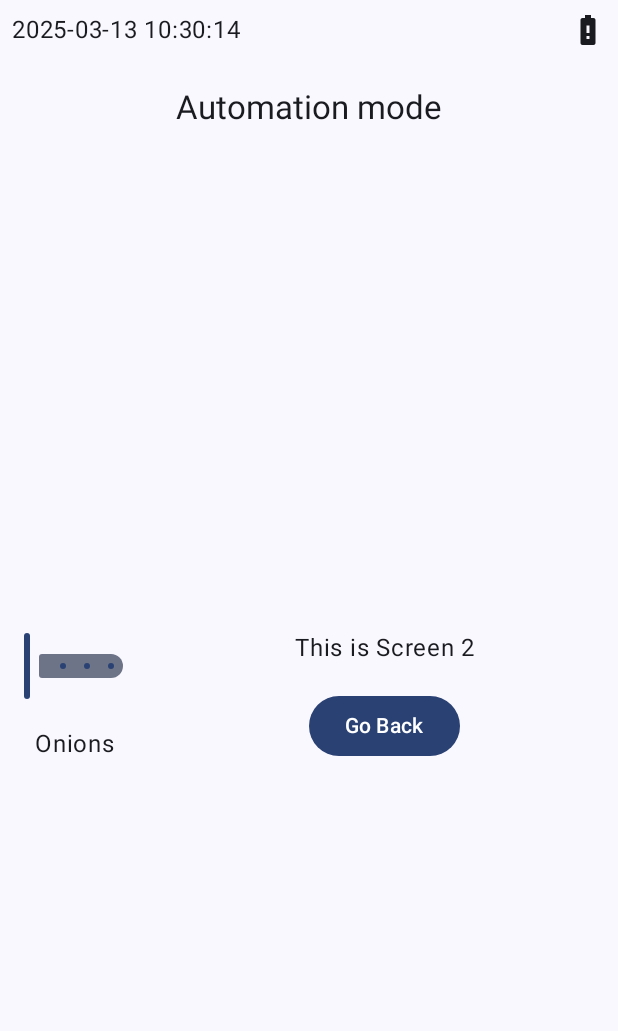
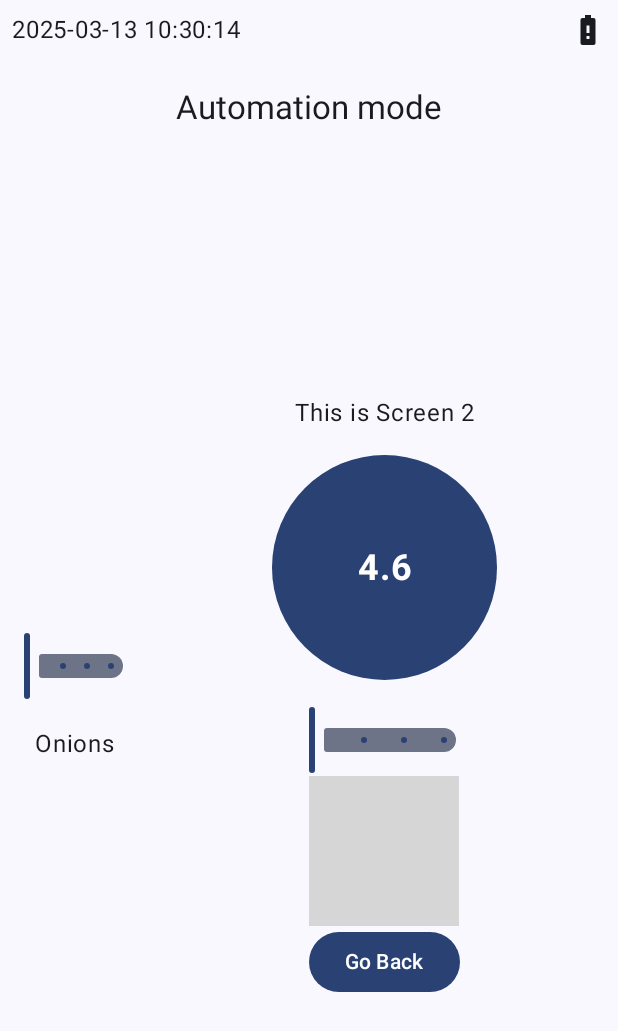
Before and after one commit to AmalAliEg/Smart_WeightApp_GUI, an Android app built with Jetpack Compose: the Automation_mode screen opened through its navigation route, on a phone screen of 412 x 824 dp. Shown: the top 1031 px of the screen. Run offline under Robolectric (Android 15) with nearby library versions, the phone set to English and light mode, and no system bars; grey boxes are pictures that could not be loaded.

Commit message:
add pic slider f

```diff
--- a/app/src/main/java/com/example/al_awal/ui/screens/Automation_mode.kt
+++ b/app/src/main/java/com/example/al_awal/ui/screens/Automation_mode.kt
@@ -1,5 +1,7 @@
 package com.example.al_awal.ui.screens
+import androidx.compose.foundation.background
 import androidx.compose.foundation.layout.Arrangement
+import androidx.compose.foundation.layout.Box
 import androidx.compose.foundation.layout.Column
 import androidx.compose.foundation.layout.Row
 import androidx.compose.foundation.layout.Spacer
@@ -7,10 +9,13 @@ import androidx.compose.foundation.layout.fillMaxHeight
 import androidx.compose.foundation.layout.fillMaxSize
 import androidx.compose.foundation.layout.height
 import androidx.compose.foundation.layout.padding
+import androidx.compose.foundation.layout.size
 import androidx.compose.foundation.layout.width
+import androidx.compose.foundation.shape.CircleShape
 import androidx.compose.material3.Button
 import androidx.compose.material3.CenterAlignedTopAppBar
 import androidx.compose.material3.ExperimentalMaterial3Api
+import androidx.compose.material3.MaterialTheme
 import androidx.compose.material3.Scaffold
 import androidx.compose.material3.Slider
 import androidx.compose.material3.Text
@@ -21,18 +26,103 @@ import androidx.compose.runtime.remember
 import androidx.compose.runtime.setValue
 import androidx.compose.ui.Alignment
 import androidx.compose.ui.Modifier
+import androidx.compose.ui.draw.clip
+import androidx.compose.ui.graphics.Color
+import androidx.compose.ui.text.font.FontWeight
 import androidx.compose.ui.text.style.TextAlign
 import androidx.compose.ui.unit.dp
+import androidx.compose.ui.unit.sp
+import androidx.compose.foundation.Image
+import androidx.compose.ui.res.painterResource
+import com.example.al_awal.R // Import the R class
 import androidx.navigation.NavController
 import com.example.al_awal.ui.utilies.DateTimeBatteryTab
 import kotlin.collections.listOf
 import kotlin.ranges.rangeTo
 
+@Composable
+fun Weight_Label(weight: Float)
+{
+    //1-draw a circullar label to show float number
+    Box (modifier = Modifier
+        .size(150.dp)
+        //edit the shape of the label
+        .clip(CircleShape)
+        //edit the background theme
+        .background(MaterialTheme.colorScheme.primary)
+        .padding(16.dp),
+        contentAlignment = Alignment.Center
+    ) {
+    //edit the style of the font showed in the label
+        Text (
+            text = "%.1f".format(weight), // Format the float to one decimal place
+            color = Color.White,
+            fontSize = 24.sp,
+            fontWeight = FontWeight.Bold,
+            textAlign = TextAlign.Center
+        )
+    }
+}
+
+@Composable
+fun Slider_text(
+    sliderPosition: Float,
+    onSliderPositionChange: (Float) -> Unit,
+    sliderLabels: List<String>
+) {
+    Slider(
+        value = sliderPosition,
+        onValueChange = { newValue ->
+            // Ensure the new value stays within the valid range
+            onSliderPositionChange(newValue.coerceIn(0f, sliderLabels.size - 1f))
+        },
+        valueRange = 0f..(sliderLabels.size - 1).toFloat(),
+        steps = sliderLabels.size - 2,
+        modifier = Modifier.width(100.dp) // Set the width of the slider
+    )
+}
+
+@Composable
+fun Slider_Figures(
+    sliderPosition: Float,
+    onSliderPositionChange: (Float) -> Unit,
+    sliderImages: List<Int> // List of image resource IDs
+) {
+    Slider(
+        value = sliderPosition,
+        onValueChange = { newValue ->
+            // Ensure the new value stays within the valid range
+            onSliderPositionChange(newValue.coerceIn(0f, sliderImages.size - 1f))
+        },
+        valueRange = 0f..(sliderImages.size - 1).toFloat(),
+        steps = sliderImages.size - 2,
+        modifier = Modifier.width(100.dp) // Set the width of the slider
+    )
+    // Display the selected image
+    Image(
+        painter = painterResource(id = sliderImages[sliderPosition.toInt()]),
+        contentDescription = null, // Provide a proper description for accessibility
+        modifier = Modifier.size(100.dp)
+    )
+}
+
+
+
+
 @OptIn(ExperimentalMaterial3Api::class)
 @Composable
 fun Automation_mode(navController: NavController) {
+// Define the state and labels at a higher level
     var sliderPosition by remember { mutableStateOf(0f) }
-    val sliderLabels = listOf("Onions", "Orange", "Apple","Potato")
+    val sliderLabels = listOf("Onions", "Orange", "Apple", "Potato")
+
+    //list of figures
+    val sliderImages = listOf(
+        R.drawable.onion, // Replace with your image resource IDs
+        R.drawable.orange,
+        R.drawable.apple,
+        R.drawable.potato
+    )
 
     Scaffold(
         topBar = {
@@ -56,14 +146,17 @@ fun Automation_mode(navController: NavController) {
                     verticalArrangement = Arrangement.Center,
                     horizontalAlignment = Alignment.CenterHorizontally
                 ) {
-                    Slider(
-                        value = sliderPosition,
-                        onValueChange = { sliderPosition = it },
-                        valueRange = 0f..5f,
-                        steps = 2,
-                        modifier = Modifier.width(100.dp) // Set the width of the slider
+
+                    // Pass the state and labels to the Slider_text composable
+                    Slider_text(
+                        sliderPosition = sliderPosition,
+                        onSliderPositionChange = { newValue ->
+                            sliderPosition = newValue
+                        },
+                        sliderLabels = sliderLabels
                     )
                     Spacer(modifier = Modifier.height(16.dp))
+                    // Display the selected label
                     Text(text = sliderLabels[sliderPosition.toInt()])
                 }
 
@@ -75,8 +168,20 @@ fun Automation_mode(navController: NavController) {
                     verticalArrangement = Arrangement.Center,
                     horizontalAlignment = Alignment.CenterHorizontally
                 ) {
+                    //2-add the label horizontal in the center of the screen
+                    //3-get value from the weight sensor
+                    //4- show the value on the label
                     Text("This is Screen 2", textAlign = TextAlign.Center)
                     Spacer(modifier = Modifier.height(16.dp))
+                    Weight_Label(weight = 4.554f)
+                    Spacer(modifier = Modifier.height(16.dp))
+                    Slider_Figures(
+                        sliderPosition = sliderPosition,
+                        onSliderPositionChange = { newValue ->
+                            sliderPosition = newValue
+                        },
+                        sliderImages = sliderImages
+                    )
                     Button(onClick = { navController.popBackStack() }) {
                         Text("Go Back")
                     }
```
